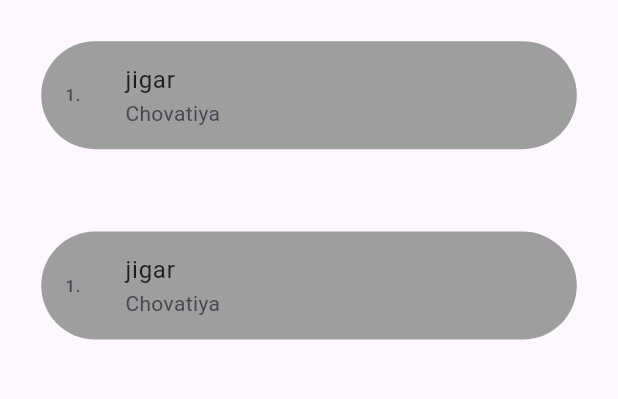
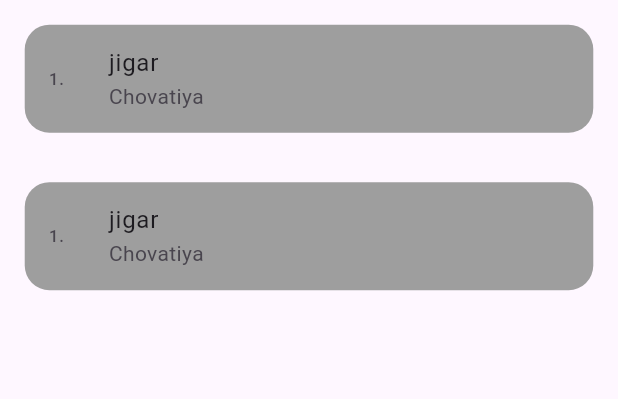
Before and after one commit to Jigarchovatiya/api_demo, a Flutter app: the screen it shows after launch, on a phone screen of 412 x 824 dp, the part 84-483 px from its top. Run offline on Flutter 3.47's test engine with Material 2 defaults, Android fonts, the phone set to English and light mode, and no system bars; our stand-ins replace dio.

Commit message:
03-07-2023

```diff
--- /dev/null
+++ b/lib/data/models/user_model.dart
@@ -0,0 +1,129 @@
+// To parse this JSON data, do
+//
+//     final userModelList = userModelListFromJson(jsonString);
+
+import 'dart:convert';
+
+List<UserModelList> userModelListFromJson(String str) => List<UserModelList>.from(json.decode(str).map((x) => UserModelList.fromJson(x)));
+
+String userModelListToJson(List<UserModelList> data) => json.encode(List<dynamic>.from(data.map((x) => x.toJson())));
+
+class UserModelList {
+  int? id;
+  String? name;
+  String? username;
+  String? email;
+  Address? address;
+  String? phone;
+  String? website;
+  Company? company;
+
+  UserModelList({
+    this.id,
+    this.name,
+    this.username,
+    this.email,
+    this.address,
+    this.phone,
+    this.website,
+    this.company,
+  });
+
+  factory UserModelList.fromJson(Map<String, dynamic> json) => UserModelList(
+        id: json["id"],
+        name: json["name"],
+        username: json["username"],
+        email: json["email"],
+        address: json["address"] == null ? null : Address.fromJson(json["address"]),
+        phone: json["phone"],
+        website: json["website"],
+        company: json["company"] == null ? null : Company.fromJson(json["company"]),
+      );
+
+  Map<String, dynamic> toJson() => {
+        "id": id,
+        "name": name,
+        "username": username,
+        "email": email,
+        "address": address?.toJson(),
+        "phone": phone,
+        "website": website,
+        "company": company?.toJson(),
+      };
+}
+
+class Address {
+  String? street;
+  String? suite;
+  String? city;
+  String? zipcode;
+  Geo? geo;
+
+  Address({
+    this.street,
+    this.suite,
+    this.city,
+    this.zipcode,
+    this.geo,
+  });
+
+  factory Address.fromJson(Map<String, dynamic> json) => Address(
+        street: json["street"],
+        suite: json["suite"],
+        city: json["city"],
+        zipcode: json["zipcode"],
+        geo: json["geo"] == null ? null : Geo.fromJson(json["geo"]),
+      );
+
+  Map<String, dynamic> toJson() => {
+        "street": street,
+        "suite": suite,
+        "city": city,
+        "zipcode": zipcode,
+        "geo": geo?.toJson(),
+      };
+}
+
+class Geo {
+  String? lat;
+  String? lng;
+
+  Geo({
+    this.lat,
+    this.lng,
+  });
+
+  factory Geo.fromJson(Map<String, dynamic> json) => Geo(
+        lat: json["lat"],
+        lng: json["lng"],
+      );
+
+  Map<String, dynamic> toJson() => {
+        "lat": lat,
+        "lng": lng,
+      };
+}
+
+class Company {
+  String? name;
+  String? catchPhrase;
+  String? bs;
+
+  Company({
+    this.name,
+    this.catchPhrase,
+    this.bs,
+  });
+
+  factory Company.fromJson(Map<String, dynamic> json) => Company(
+        name: json["name"],
+        catchPhrase: json["catchPhrase"],
+        bs: json["bs"],
+      );
+
+  Map<String, dynamic> toJson() => {
+        "name": name,
+        "catchPhrase": catchPhrase,
+        "bs": bs,
+      };
+}
--- /dev/null
+++ b/lib/res/constants/constants.dart
@@ -0,0 +1,3 @@
+class Constant {
+  static const String baseUrl = "https://jsonplaceholder.typicode.com";
+}
--- a/lib/view/home/home_screen.dart
+++ b/lib/view/home/home_screen.dart
@@ -1,6 +1,12 @@
+import 'dart:convert';
+
 import 'package:api_demo/res/constants/app_colors.dart';
 import 'package:api_demo/res/global/media_query.dart';
+import 'package:dio/dio.dart';
 import 'package:flutter/material.dart';
+
+import '../../data/models/user_model.dart';
+import '../../res/constants/constants.dart';
 
 class HomeScreen extends StatefulWidget {
   const HomeScreen({super.key});
@@ -10,6 +16,9 @@ class HomeScreen extends StatefulWidget {
 }
 
 class _HomeScreenState extends State<HomeScreen> {
+  final Dio dio = Dio();
+
+  List<UserModelList> userModelList = [];
   @override
   Widget build(BuildContext context) {
     return Scaffold(
@@ -33,14 +42,15 @@ class _HomeScreenState extends State<HomeScreen> {
         itemCount: 2,
         itemBuilder: (context, index) {
           return Container(
-            margin: EdgeInsets.all(height(context) / 30),
+            margin: EdgeInsets.all(height(context) / 50),
             decoration: BoxDecoration(
               color: AppColors.gray,
               borderRadius: BorderRadius.circular(
-                height(context) / 10,
+                height(context) / 50,
               ),
             ),
             child: ListTile(
+              onTap: () {},
               leading: Text("1."),
               title: Text("jigar"),
               subtitle: Text("Chovatiya"),
@@ -50,4 +60,16 @@ class _HomeScreenState extends State<HomeScreen> {
       ),
     );
   }
+
+  getUserData() async {
+    Response response;
+
+    response = await dio.get(
+      '${Constant.baseUrl}/users',
+    );
+    debugPrint(response.data.toString());
+    userModelList = userModelListFromJson(jsonEncode(response.data));
+    setState(() {});
+    debugPrint("userModelList --> ${userModelList[0].name}");
+  }
 }
```
Also changed, not shown: pubspec.yaml (+7 -7 lines), pubspec.lock.
